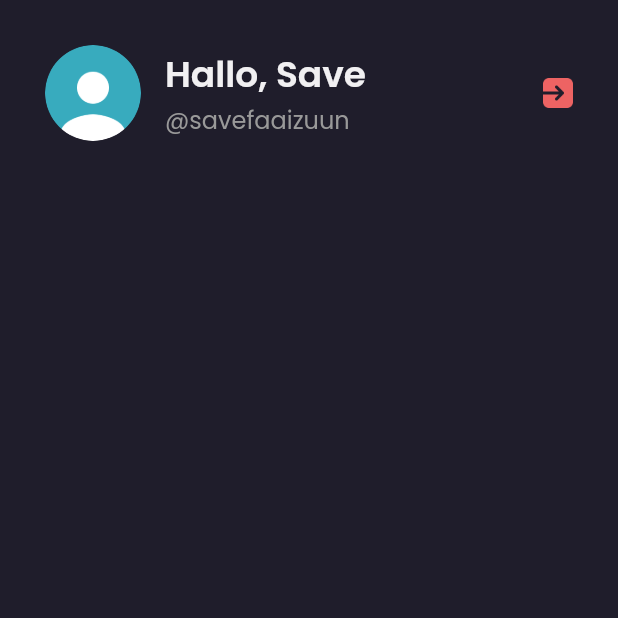
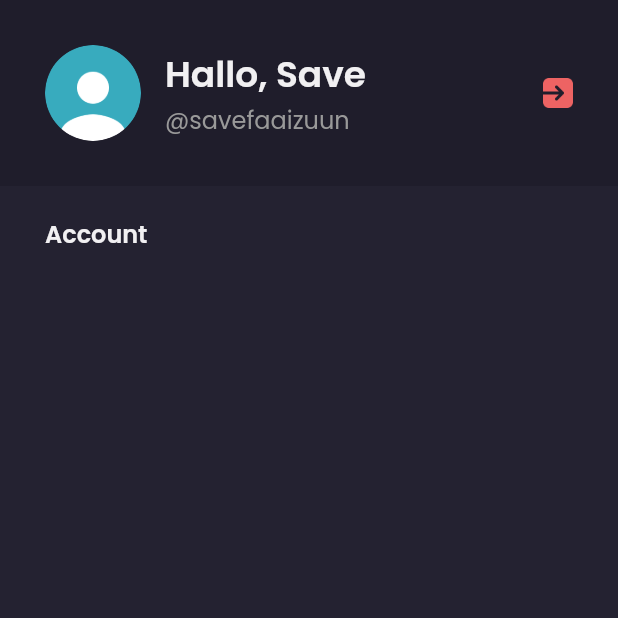
Before and after one commit to AsepCahyudin/saveshamo, a Flutter app: the MainPage screen opened by its route, item 4 of the bottom bar chosen, on a phone screen of 412 x 824 dp, the top half of it. Run offline on Flutter 3.47's test engine with Material 2 defaults, Android fonts, the phone set to English and light mode, and no system bars; our stand-ins replace google_fonts.

Commit message:
content profile

```diff
--- a/lib/pages/home/profile_page.dart
+++ b/lib/pages/home/profile_page.dart
@@ -56,9 +56,39 @@ class ProfilePage extends StatelessWidget {
       );
     }
 
+    Widget content() {
+      return Expanded(
+        child: Container(
+          width: double.infinity,
+          padding: EdgeInsets.symmetric(
+            horizontal: defaultMargin,
+          ),
+          decoration: BoxDecoration(
+            color: backgroundColor3,
+          ),
+          child: Column(
+            crossAxisAlignment: CrossAxisAlignment.start,
+            children: [
+              SizedBox(
+                height: 20,
+              ),
+              Text(
+                'Account',
+                style: primaryTextStyle.copyWith(
+                  fontSize: 16,
+                  fontWeight: semiBold,
+                ),
+              ),
+            ],
+          ),
+        ),
+      );
+    }
+
     return Column(
       children: [
         header(),
+        content(),
       ],
     );
   }
```
